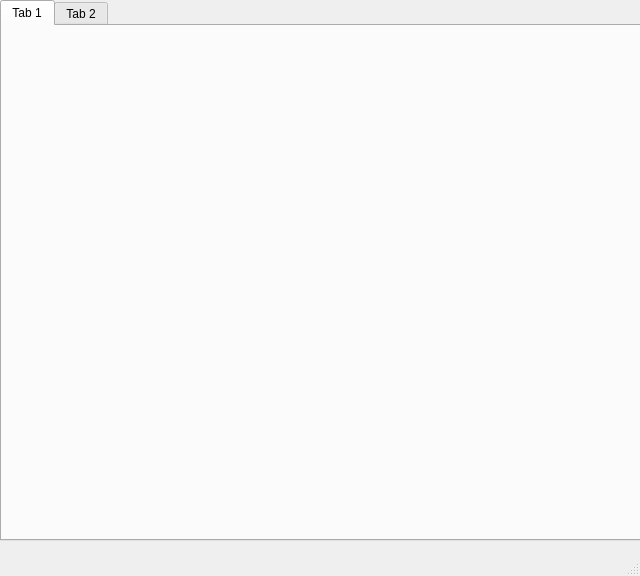
Qt form telaprincipal.ui (BrunoTiptc/SOS) before a commit.
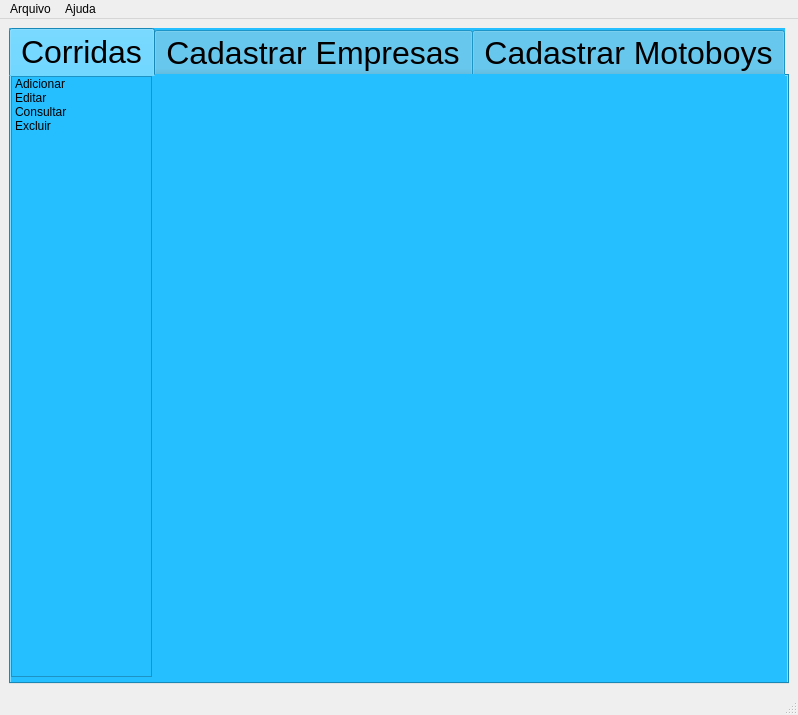
The same form after that commit.

```diff
--- a/telaprincipal.ui
+++ b/telaprincipal.ui
@@ -6,47 +6,162 @@
    <rect>
     <x>0</x>
     <y>0</y>
-    <width>640</width>
-    <height>576</height>
+    <width>798</width>
+    <height>715</height>
    </rect>
   </property>
   <property name="windowTitle">
    <string>MainWindow</string>
   </property>
   <widget class="QWidget" name="centralwidget">
-   <widget class="QTabWidget" name="tabWidget">
-    <property name="geometry">
-     <rect>
-      <x>0</x>
-      <y>0</y>
-      <width>641</width>
-      <height>541</height>
-     </rect>
-    </property>
-    <property name="currentIndex">
-     <number>0</number>
-    </property>
-    <widget class="QWidget" name="tab">
-     <attribute name="title">
-      <string>Tab 1</string>
-     </attribute>
-    </widget>
-    <widget class="QWidget" name="tab_2">
-     <attribute name="title">
-      <string>Tab 2</string>
-     </attribute>
-    </widget>
-   </widget>
+   <layout class="QGridLayout" name="gridLayout">
+    <item row="0" column="0">
+     <widget class="QTabWidget" name="tabWidget">
+      <property name="font">
+       <font>
+        <pointsize>24</pointsize>
+       </font>
+      </property>
+      <property name="styleSheet">
+       <string notr="true">background-color: rgb(37, 190, 255);</string>
+      </property>
+      <property name="currentIndex">
+       <number>0</number>
+      </property>
+      <widget class="QWidget" name="tab">
+       <attribute name="title">
+        <string>Corridas</string>
+       </attribute>
+       <widget class="QListWidget" name="listWidget_3">
+        <property name="geometry">
+         <rect>
+          <x>0</x>
+          <y>0</y>
+          <width>141</width>
+          <height>601</height>
+         </rect>
+        </property>
+        <item>
+         <property name="text">
+          <string>Adicionar</string>
+         </property>
+        </item>
+        <item>
+         <property name="text">
+          <string>Editar</string>
+         </property>
+        </item>
+        <item>
+         <property name="text">
+          <string>Consultar</string>
+         </property>
+        </item>
+        <item>
+         <property name="text">
+          <string>Excluir</string>
+         </property>
+        </item>
+       </widget>
+      </widget>
+      <widget class="QWidget" name="tab_2">
+       <attribute name="title">
+        <string>Cadastrar Empresas</string>
+       </attribute>
+       <widget class="QListWidget" name="listWidget_2">
+        <property name="geometry">
+         <rect>
+          <x>0</x>
+          <y>0</y>
+          <width>141</width>
+          <height>601</height>
+         </rect>
+        </property>
+        <item>
+         <property name="text">
+          <string>Adicionar</string>
+         </property>
+        </item>
+        <item>
+         <property name="text">
+          <string>Editar</string>
+         </property>
+        </item>
+        <item>
+         <property name="text">
+          <string>Consultar</string>
+         </property>
+        </item>
+        <item>
+         <property name="text">
+          <string>Excluir</string>
+         </property>
+        </item>
+       </widget>
+      </widget>
+      <widget class="QWidget" name="tab_3">
+       <attribute name="title">
+        <string>Cadastrar Motoboys</string>
+       </attribute>
+       <widget class="QListWidget" name="listWidget">
+        <property name="geometry">
+         <rect>
+          <x>0</x>
+          <y>0</y>
+          <width>141</width>
+          <height>611</height>
+         </rect>
+        </property>
+        <item>
+         <property name="text">
+          <string>Adicionar</string>
+         </property>
+        </item>
+        <item>
+         <property name="text">
+          <string>Editar</string>
+         </property>
+        </item>
+        <item>
+         <property name="text">
+          <string>Consultar</string>
+         </property>
+        </item>
+        <item>
+         <property name="text">
+          <string>Excluir</string>
+         </property>
+        </item>
+       </widget>
+      </widget>
+     </widget>
+    </item>
+   </layout>
   </widget>
   <widget class="QMenuBar" name="menubar">
    <property name="geometry">
     <rect>
      <x>0</x>
      <y>0</y>
-     <width>640</width>
+     <width>798</width>
      <height>22</height>
     </rect>
    </property>
+   <widget class="QMenu" name="menuArquivo">
+    <property name="title">
+     <string>Arquivo</string>
+    </property>
+    <addaction name="actionSalvar"/>
+    <addaction name="actionImprimir"/>
+    <addaction name="actionAbrir_Arquivo"/>
+   </widget>
+   <widget class="QMenu" name="menuAjuda">
+    <property name="title">
+     <string>Ajuda</string>
+    </property>
+    <addaction name="actionDuvidas"/>
+   </widget>
+   <addaction name="menuArquivo"/>
+   <addaction name="menuAjuda"/>
   </widget>
   <widget class="QStatusBar" name="statusbar"/>
  </widget>
```
Left out of the diff: 20 changed lines with no effect on the pictures.
